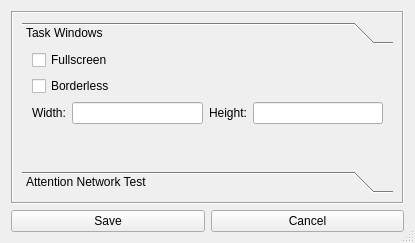
This is designer/ui/settings_window_qt.ui in sho-87/cognitive-battery as Qt 5 draws it before an edit. The edited form follows.
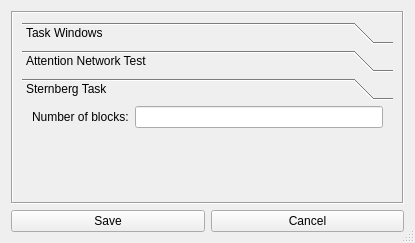
This is the edited form.

Commit message: Add option to set Sternberg block count

What changed in the file:
```diff
--- a/designer/ui/settings_window_qt.ui
+++ b/designer/ui/settings_window_qt.ui
@@ -61,7 +61,7 @@
             <enum>QFrame::NoFrame</enum>
            </property>
            <property name="currentIndex">
-            <number>0</number>
+            <number>2</number>
            </property>
            <widget class="QWidget" name="task_windows_page">
             <property name="geometry">
@@ -69,7 +69,7 @@
               <x>0</x>
               <y>0</y>
               <width>373</width>
-              <height>116</height>
+              <height>89</height>
              </rect>
             </property>
             <property name="sizePolicy">
@@ -224,6 +224,45 @@
              </item>
             </layout>
            </widget>
+           <widget class="QWidget" name="sternberg_page">
+            <attribute name="label">
+             <string>Sternberg Task</string>
+            </attribute>
+            <layout class="QVBoxLayout" name="verticalLayout_3">
+             <property name="leftMargin">
+              <number>0</number>
+             </property>
+             <property name="topMargin">
+              <number>0</number>
+             </property>
+             <property name="rightMargin">
+              <number>0</number>
+             </property>
+             <property name="bottomMargin">
+              <number>0</number>
+             </property>
+             <item>
+              <layout class="QFormLayout" name="sternberg_form">
+               <property name="leftMargin">
+                <number>10</number>
+               </property>
+               <property name="rightMargin">
+                <number>10</number>
+               </property>
+               <item row="0" column="0">
+                <widget class="QLabel" name="settings_sternberg_blocks_label">
+                 <property name="text">
+                  <string>Number of blocks:</string>
+                 </property>
+                </widget>
+               </item>
+               <item row="0" column="1">
+                <widget class="QLineEdit" name="settings_sternberg_blocks_value"/>
+               </item>
+              </layout>
+             </item>
+            </layout>
+           </widget>
           </widget>
          </item>
         </layout>
```
Left out of the diff: 4 changed lines with no effect on the pictures. The commit also changes 3 other files.
